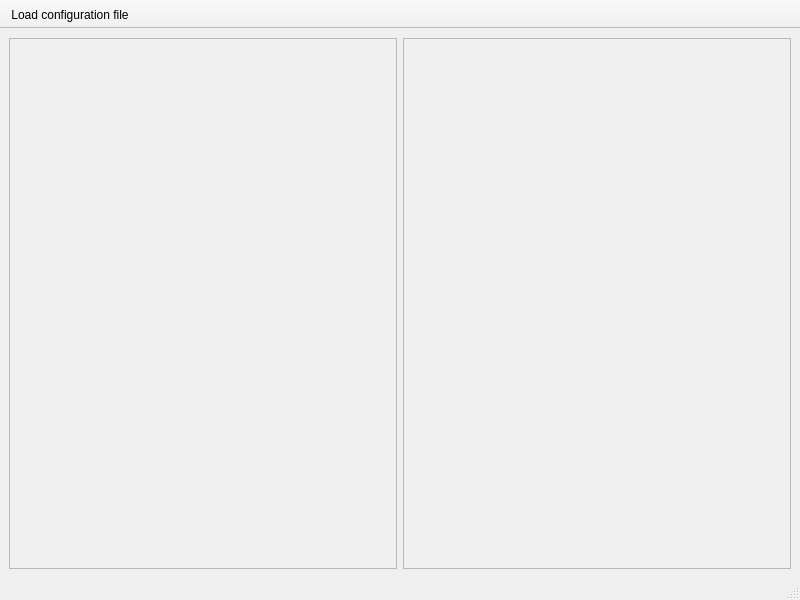
Qt form ui_mainwindow.ui (Wenzel/kdesrc-build-genconf) before a commit.
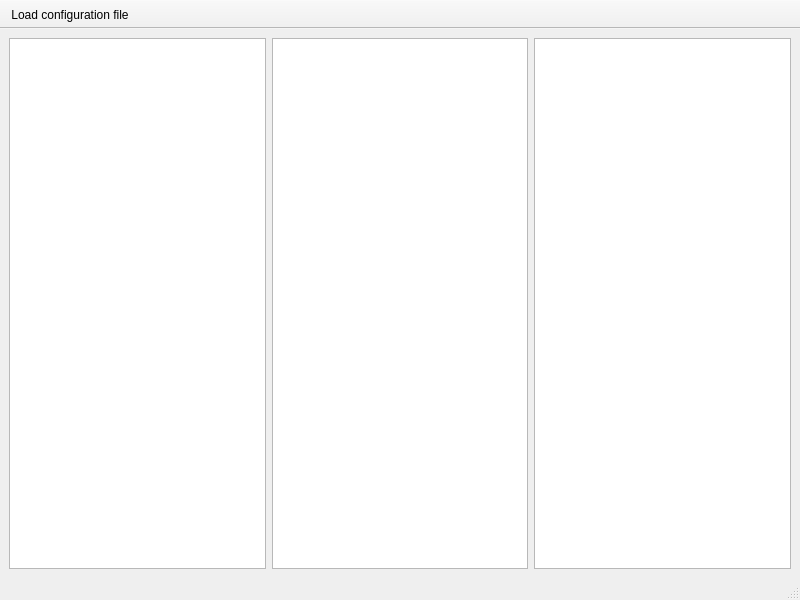
The same form after that commit.

Commit message: display a treeview for includes and display their content

```diff
--- a/ui_mainwindow.ui
+++ b/ui_mainwindow.ui
@@ -16,19 +16,22 @@
   <widget class="QWidget" name="centralwidget">
    <layout class="QHBoxLayout" name="horizontalLayout">
     <item>
-     <widget class="QTableView" name="tableview">
-      <property name="enabled">
-       <bool>false</bool>
+     <widget class="QTreeView" name="file_treeview">
+      <property name="editTriggers">
+       <set>QAbstractItemView::NoEditTriggers</set>
       </property>
      </widget>
     </item>
     <item>
      <widget class="QTreeView" name="treeview">
       <property name="enabled">
-       <bool>false</bool>
+       <bool>true</bool>
       </property>
      </widget>
     </item>
+    <item>
+     <widget class="QTextBrowser" name="textbrowser"/>
+    </item>
    </layout>
   </widget>
   <widget class="QStatusBar" name="statusbar"/>
```
Left out of the diff: 2 changed lines with no effect on the pictures. The commit also changes 2 other files.
